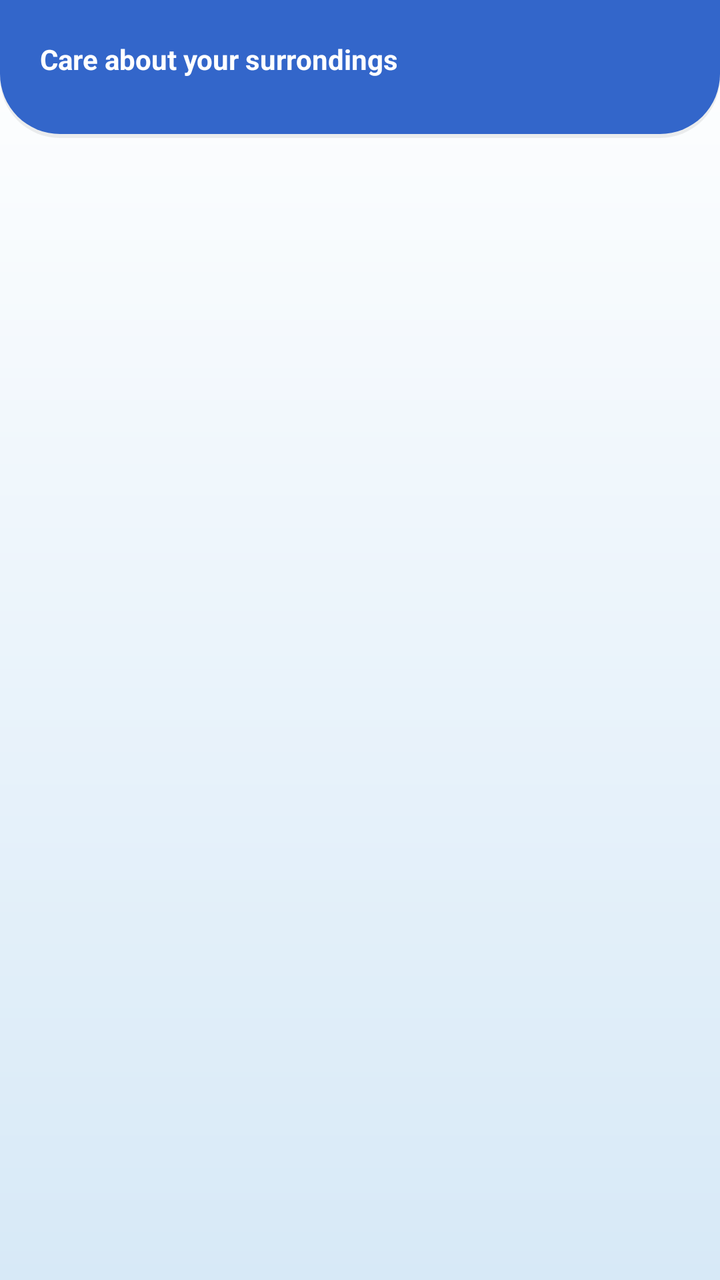
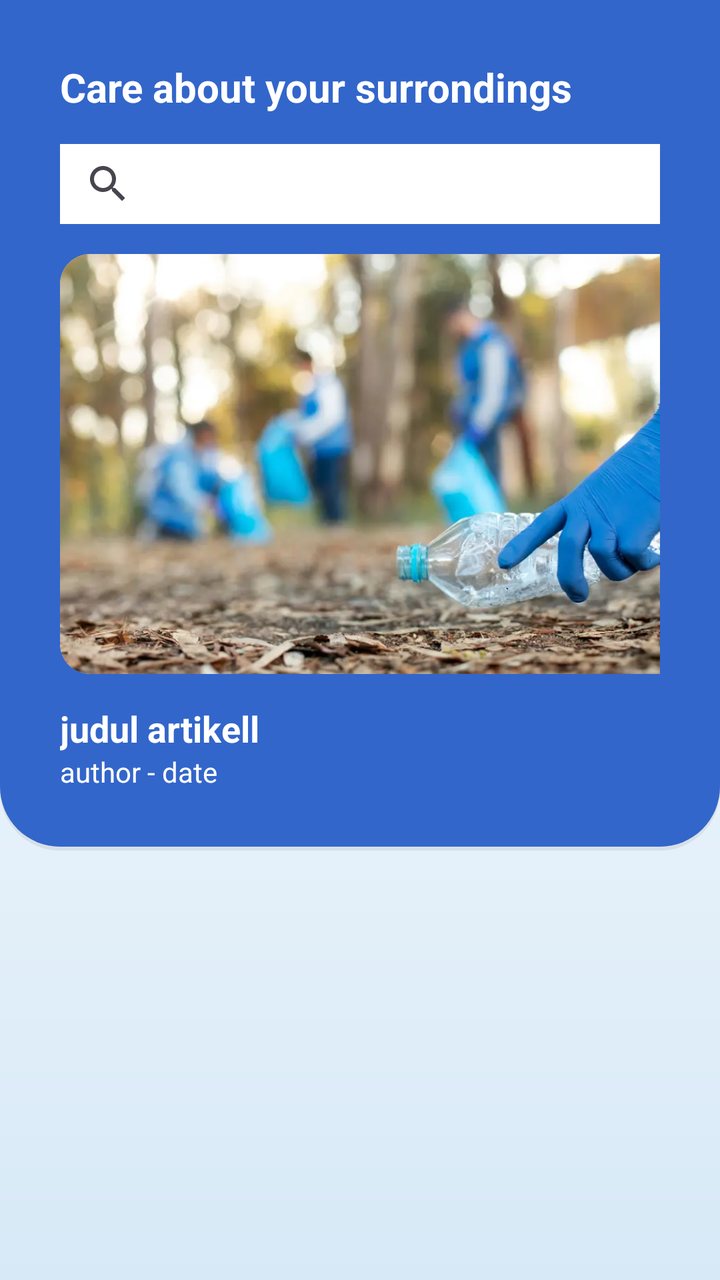

Before-and-after screenshots of an Android layout around one commit, followed by the original layout XML and the change that was made.
<!-- AndroidManifest.xml: application theme Theme.PolluGuard -->
<!-- res/layout/fragment_discover.xml -->
<?xml version="1.0" encoding="utf-8"?>
<LinearLayout xmlns:android="http://schemas.android.com/apk/res/android"
    xmlns:app="http://schemas.android.com/apk/res-auto"
    xmlns:tools="http://schemas.android.com/tools"
    android:layout_width="match_parent"
    android:layout_height="match_parent"
    tools:context=".ui.discover.DiscoverFragment"
    android:background="@drawable/gradient_background"
    android:orientation="vertical">

    <LinearLayout
        android:layout_width="match_parent"
        android:layout_height="wrap_content"
        android:orientation="vertical"
        android:background="@drawable/blue_background"
        android:padding="20dp">
        <TextView
            android:layout_width="wrap_content"
            android:layout_height="wrap_content"
            android:text="Care about your surrondings"
            android:textColor="@color/white"
            android:textStyle="bold"
            android:layout_marginBottom="10dp"/>

        <androidx.recyclerview.widget.RecyclerView
            android:id="@+id/rv_previewProject"
            android:layout_width="wrap_content"
            android:layout_height="wrap_content" />
    </LinearLayout>




</LinearLayout>
<!-- resources referenced by this layout -->
<resources>
  <color name="white">#FFFFFFFF</color>
  <!-- drawable blue_background (drawable) -->
  <?xml version="1.0" encoding="utf-8"?>
  <layer-list xmlns:android="http://schemas.android.com/apk/res/android">
      <item android:top="4dp">
          <shape>
              <solid android:color="#11000000"/>
              <corners
                  android:bottomRightRadius="30dp"
                  android:bottomLeftRadius="30dp"/>
          </shape>
      </item>
  
      <item android:bottom="2dp">
          <shape>
              <solid android:color="@color/blue"/>
              <corners
                  android:bottomRightRadius="30dp"
                  android:bottomLeftRadius="30dp"/>
          </shape>
      </item>
  
  </layer-list>
  <!-- drawable gradient_background (drawable) -->
  <?xml version="1.0" encoding="utf-8"?>
  <shape xmlns:android="http://schemas.android.com/apk/res/android">
      <gradient xmlns:android="http://schemas.android.com/apk/res/android"
          android:angle="270"
          android:startColor="#FFFFFFFF"
          android:endColor="@color/lightBlue"
          android:type="linear" />
  </shape>
  <style name="Theme.PolluGuard" parent="Base.Theme.PolluGuard" />
  <color name="blue">#3366CA</color>
  <color name="lightBlue">#D7E9F7</color>
  <style name="Base.Theme.PolluGuard" parent="Theme.Material3.DayNight.NoActionBar">
          
           <item name="colorPrimary">@color/blue</item>
      </style>
</resources>

<!-- the commit's change to res/layout/fragment_discover.xml (unified diff, before → after) -->
@@ -13,22 +13,55 @@
         android:layout_height="wrap_content"
         android:orientation="vertical"
         android:background="@drawable/blue_background"
-        android:padding="20dp">
+        android:padding="30dp">
         <TextView
             android:layout_width="wrap_content"
             android:layout_height="wrap_content"
             android:text="Care about your surrondings"
             android:textColor="@color/white"
             android:textStyle="bold"
-            android:layout_marginBottom="10dp"/>
+            android:layout_marginBottom="15dp"
+            android:textSize="20sp"/>
 
-        <androidx.recyclerview.widget.RecyclerView
-            android:id="@+id/rv_previewProject"
-            android:layout_width="wrap_content"
-            android:layout_height="wrap_content" />
+        <SearchView
+            android:layout_width="349dp"
+            android:layout_height="40dp"
+            android:background="@color/white" />
+
+        <ImageView
+            android:id="@+id/articleImage"
+            android:layout_width="349dp"
+            android:layout_height="210dp"
+            android:background="@drawable/rounded_corners"
+            android:layout_marginVertical="15dp"
+            android:src="@drawable/milah_plastik"
+            android:scaleType="centerCrop"
+            android:clipToOutline="true"/>
+
+        <TextView
+            android:id="@+id/titleText"
+            android:layout_width="349dp"
+            android:layout_height="wrap_content"
+            android:text="judul artikell"
+            android:textSize="18sp"
+            android:textStyle="bold"
+            android:textColor="@color/white"/>
+
+        <TextView
+            android:id="@+id/authorText"
+            android:layout_width="349dp"
+            android:layout_height="wrap_content"
+            android:text="author - date"
+            android:textColor="@color/white"/>
     </LinearLayout>
 
-
+    <androidx.recyclerview.widget.RecyclerView
+        android:id="@+id/articleRV"
+        android:layout_width="349dp"
+        android:layout_height="wrap_content"
+        android:layout_marginHorizontal="30dp"
+        android:layout_marginBottom="60dp"
+        android:layout_marginTop="20dp"/>
 
 
 </LinearLayout>
<!-- resource entries referenced after the edit -->
@@ -32,6 +32,13 @@
           android:endColor="@color/lightBlue"
           android:type="linear" />
   </shape>
+  <!-- drawable milah_plastik: webp bitmap (drawable, 48802 bytes) -->
+  <!-- drawable rounded_corners (drawable) -->
+  <?xml version="1.0" encoding="utf-8"?>
+  <shape xmlns:android="http://schemas.android.com/apk/res/android">
+      <corners android:radius="15dp"/>
+      <solid android:color="@color/white"/>
+  </shape>
   <style name="Theme.PolluGuard" parent="Base.Theme.PolluGuard" />
   <color name="blue">#3366CA</color>
   <color name="lightBlue">#D7E9F7</color>
